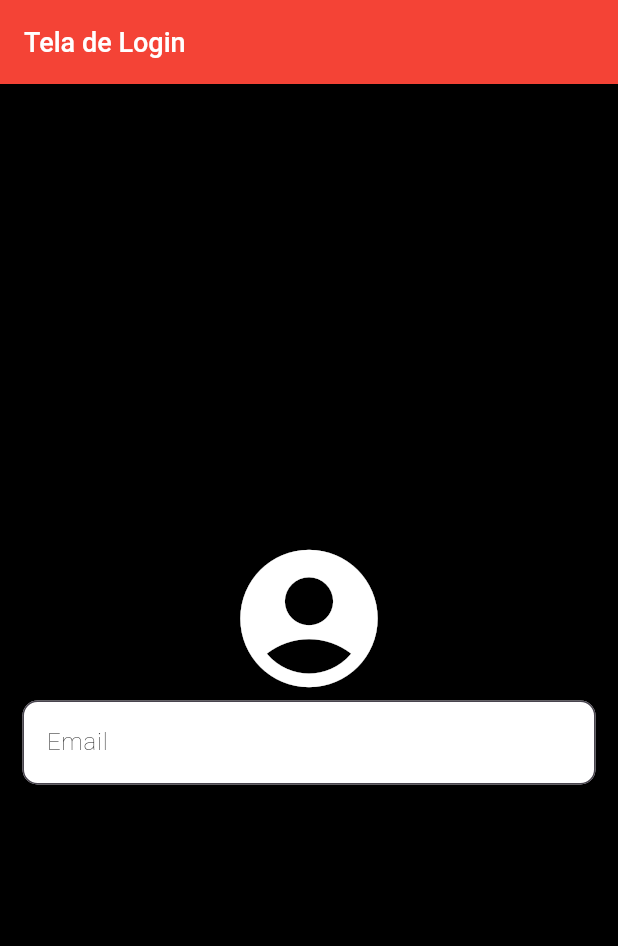
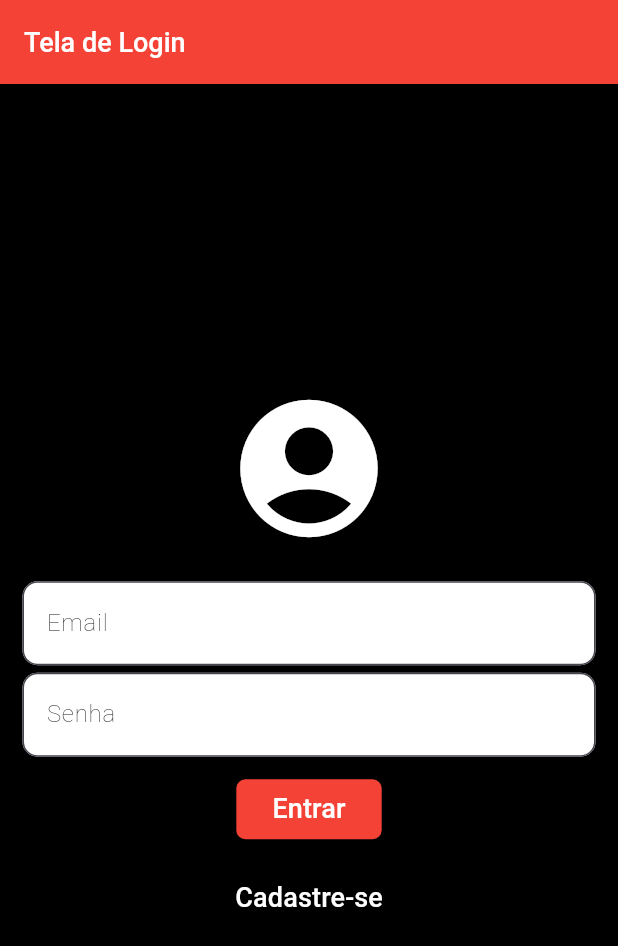
Before and after one commit to Pedrogfreitas/flutter_Login, a Flutter app: the screen it shows after launch, on a phone screen of 412 x 824 dp. Shown: the top 946 px of the screen. Run offline on Flutter 3.47's test engine with Material 3 defaults, Android fonts, the phone set to English and light mode, and no system bars.

Commit message:
feat: login and signin buttons added, end of 1st lesson

```diff
--- a/lib/main.dart
+++ b/lib/main.dart
@@ -41,6 +41,7 @@ class _LoginState extends State<Login> {
                   color: Colors.white,
                   size: 110,
                 ),
+                const SizedBox(height: 20),
                 TextFormField(
                   decoration: InputDecoration(
                     hintText: "Email",
@@ -61,6 +62,60 @@ class _LoginState extends State<Login> {
                     fontSize: 16,
                   ),
                 ),
+                const SizedBox(height: 5),
+                TextFormField(
+                  decoration: InputDecoration(
+                    hintText: "Senha",
+                    fillColor: Colors.white,
+                    filled: true,
+                    hintStyle: const TextStyle(
+                      color: Colors.black,
+                      fontWeight: FontWeight.w200,
+                      fontSize: 16,
+                    ),
+                    border: OutlineInputBorder(
+                      borderRadius: BorderRadius.circular(10),
+                    ),
+                  ),
+                  style: const TextStyle(
+                    color: Colors.black,
+                    fontWeight: FontWeight.w200,
+                    fontSize: 16,
+                  ),
+                  obscureText: true,
+                ),
+                Padding(
+                  padding: const EdgeInsets.only(top: 15, bottom: 15),
+                  child: SizedBox(
+                    height: 40,
+                    child: ElevatedButton(
+                      onPressed: () {},
+                      style: ElevatedButton.styleFrom(
+                        backgroundColor: Colors.red,
+                        shape: RoundedRectangleBorder(
+                          borderRadius: BorderRadius.circular(6),
+                        ),
+                      ),
+                      child: const Text(
+                        "Entrar",
+                        style: TextStyle(
+                          color: Colors.white,
+                          fontSize: 18,
+                        ),
+                      ),
+                    ),
+                  ),
+                ),
+                TextButton(
+                  onPressed: () {},
+                  child: const Text(
+                    "Cadastre-se",
+                    style: TextStyle(
+                      color: Colors.white,
+                      fontSize: 18,
+                    ),
+                  ),
+                )
               ],
             ),
           ),
```
